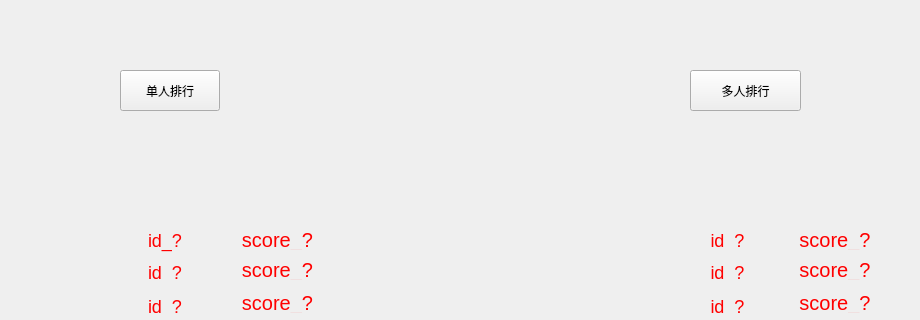
This is client/windows/rankwindow.ui in HFDLYS/HeartstringsResonance as Qt 5 draws it before an edit; both pictures show x 180 to 1100 and y 0 to 320 of the 1280 by 720 pixel window. The edited form follows.
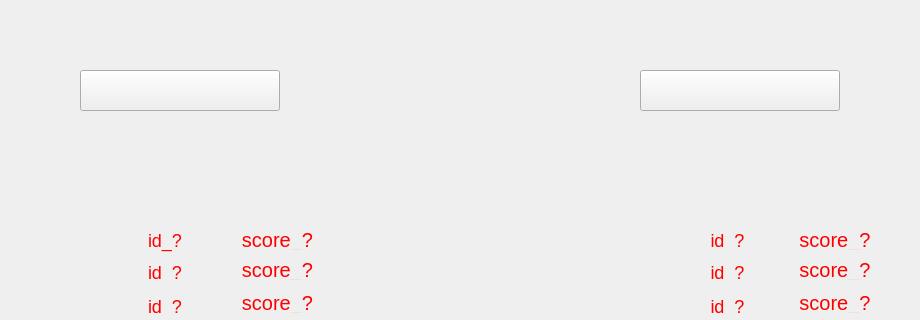
This is the edited form. Icons and pictures are not drawn.

The edit to the form file:
```diff
--- a/client/windows/rankwindow.ui
+++ b/client/windows/rankwindow.ui
@@ -528,14 +528,18 @@
     <widget class="QPushButton" name="btnSingle">
      <property name="geometry">
       <rect>
-       <x>190</x>
+       <x>150</x>
        <y>30</y>
-       <width>100</width>
+       <width>200</width>
        <height>41</height>
       </rect>
      </property>
+     <property name="styleSheet">
+      <string notr="true">QPushButton#btnSingle{border-image:url(:/images/rankwindow/solorank.png)}
+QPushButton::pressed#btnSingle{border-image:url(:/images/rankwindow/solorank-.png)}</string>
+     </property>
      <property name="text">
-      <string>单人排行</string>
+      <string/>
      </property>
     </widget>
    </widget>
@@ -1044,9 +1048,9 @@
     <widget class="QPushButton" name="pushButton_2">
      <property name="geometry">
       <rect>
-       <x>200</x>
+       <x>150</x>
        <y>30</y>
-       <width>111</width>
+       <width>200</width>
        <height>41</height>
       </rect>
      </property>
@@ -1054,7 +1058,7 @@
       <string notr="true">#rank{border-image:url(:/images/rankwindow/rank.png)}</string>
      </property>
      <property name="text">
-      <string>多人排行</string>
+      <string/>
      </property>
     </widget>
    </widget>
```
Left out of the diff: 5 changed lines with no effect on the pictures.
